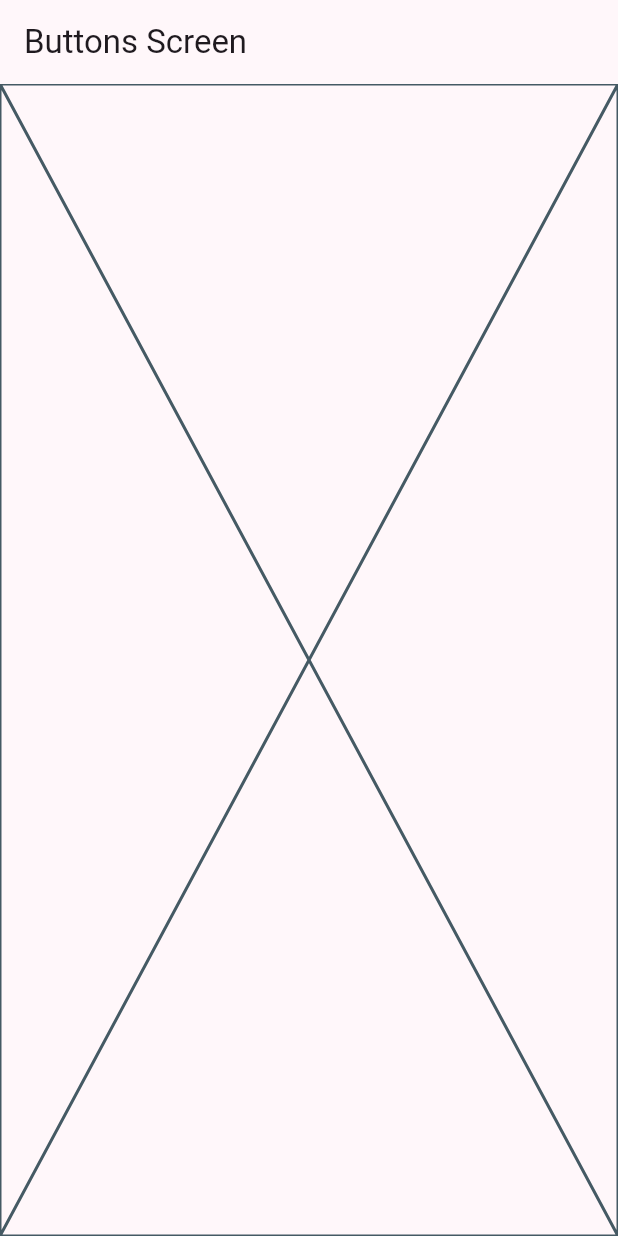
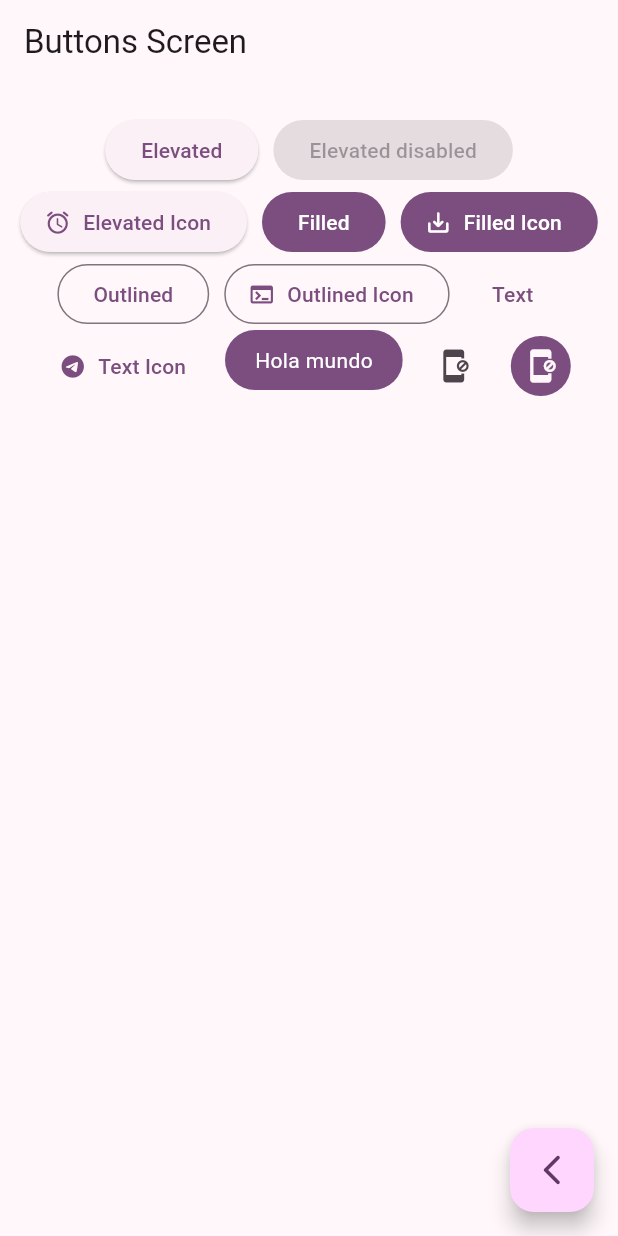
Before and after one commit to jaimetellezb/widgets_flutter_app, a Flutter app: the ButtonsScreen screen opened by its route, on a phone screen of 412 x 824 dp. Run offline on Flutter 3.47's test engine with Material 2 defaults, Android fonts, the phone set to English and light mode, and no system bars; our stand-ins replace go_router.

Commit message:
buttonScreen implementation

```diff
--- a/lib/presentation/screens/buttons/buttons_screen.dart
+++ b/lib/presentation/screens/buttons/buttons_screen.dart
@@ -1,4 +1,5 @@
 import 'package:flutter/material.dart';
+import 'package:go_router/go_router.dart';
 
 class ButtonsScreen extends StatefulWidget {
   static const String name = 'buttons_screen';
@@ -16,7 +17,94 @@ class _ButtonsScreenState extends State<ButtonsScreen> {
       appBar: AppBar(
         title: const Text('Buttons Screen'),
       ),
-      body: const Placeholder(),
+      body: const _ButtonsView(),
+      floatingActionButton: FloatingActionButton(
+        child: const Icon(Icons.arrow_back_ios_new_rounded),
+        onPressed: () {
+          context.pop();
+        },
+      ),
     );
   }
 }
+
+class _ButtonsView extends StatelessWidget {
+  const _ButtonsView();
+
+  @override
+  Widget build(BuildContext context) {
+    final colors = Theme.of(context).colorScheme;
+    return SizedBox(
+      width: double.infinity,
+      child: Padding(
+        padding: const EdgeInsets.symmetric(horizontal: 10, vertical: 20),
+        // el wrap es similar a un Column o Row
+        child: Wrap(
+          spacing: 10, // agrega un espacio entre los widgets
+          alignment: WrapAlignment.center,
+          children: [
+            ElevatedButton(onPressed: () {}, child: const Text('Elevated')),
+            const ElevatedButton(
+                onPressed: null, child: Text('Elevated disabled')),
+            ElevatedButton.icon(
+                onPressed: () {},
+                icon: const Icon(Icons.access_alarm_rounded),
+                label: const Text('Elevated Icon')),
+            FilledButton(onPressed: () {}, child: const Text('Filled')),
+            FilledButton.icon(
+                onPressed: () {},
+                icon: const Icon(Icons.save_alt_rounded),
+                label: const Text('Filled Icon')),
+            OutlinedButton(onPressed: () {}, child: const Text('Outlined')),
+            OutlinedButton.icon(
+                onPressed: () {},
+                icon: const Icon(Icons.terminal),
+                label: const Text('Outlined Icon')),
+            TextButton(onPressed: () {}, child: const Text('Text')),
+            TextButton.icon(
+                onPressed: () {},
+                icon: const Icon(Icons.telegram_rounded),
+                label: const Text('Text Icon')),
+            const _CustomButton(),
+            IconButton(onPressed: () {}, icon: const Icon(Icons.app_blocking)),
+            IconButton(
+              onPressed: () {},
+              icon: const Icon(Icons.app_blocking),
+              style: ButtonStyle(
+                  backgroundColor: MaterialStatePropertyAll(colors.primary),
+                  iconColor: MaterialStatePropertyAll(colors.background)),
+            )
+          ],
+        ),
+      ),
+    );
+  }
+}
+
+class _CustomButton extends StatelessWidget {
+  const _CustomButton();
+
+  @override
+  Widget build(BuildContext context) {
+    final colors = Theme.of(context).colorScheme;
+
+    // El ClipRRect nos sirve para poner bordes redondeados
+    return ClipRRect(
+      borderRadius: const BorderRadius.all(Radius.circular(20)),
+      child: Material(
+        color: colors.primary,
+        // el Inkwell hace que se vea una animación en el botón
+        child: InkWell(
+          onTap: () {},
+          child: const Padding(
+            padding: EdgeInsets.symmetric(horizontal: 20, vertical: 10),
+            child: Text(
+              'Hola mundo',
+              style: TextStyle(color: Colors.white),
+            ),
+          ),
+        ),
+      ),
+    );
+  }
+}
```
